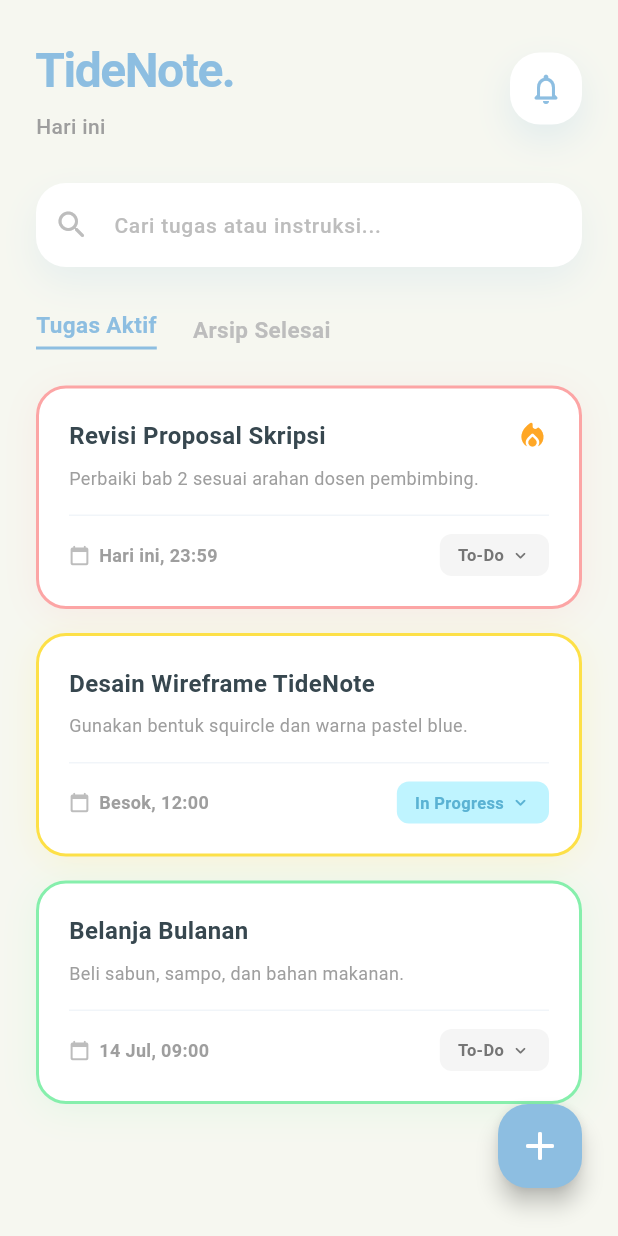
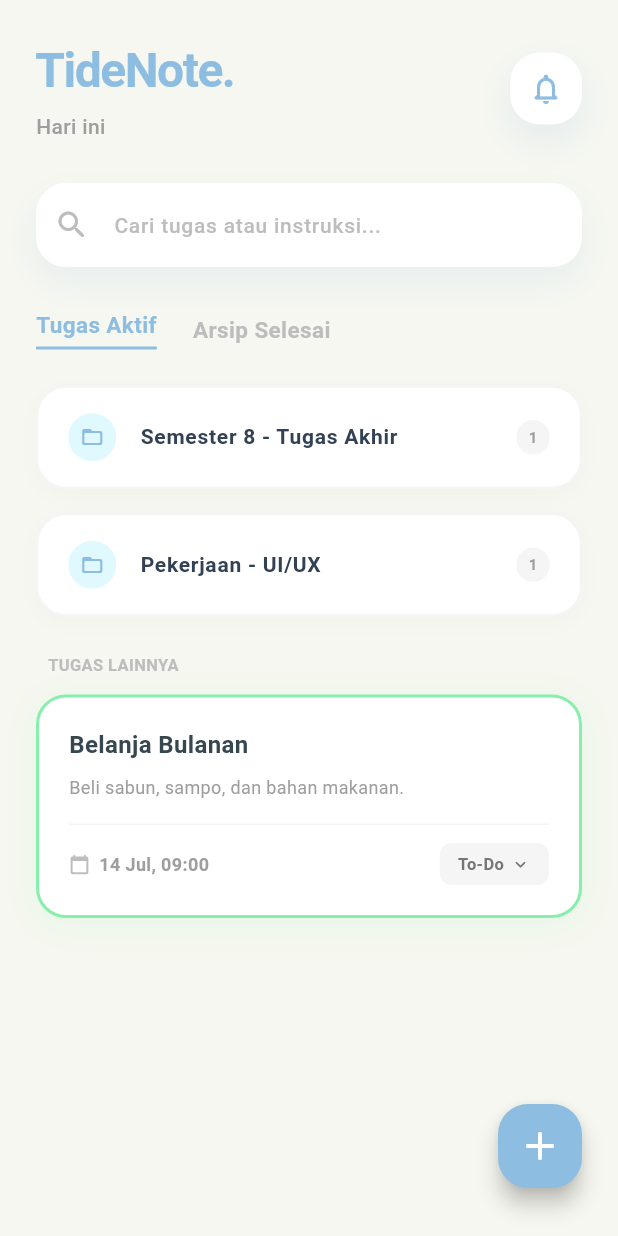
Before and after one commit to Dean897/TideNote, a Flutter app: the screen it shows after launch, on a phone screen of 412 x 824 dp. Run offline on Flutter 3.47's test engine with Material 3 defaults, Android fonts, the phone set to English and light mode, and no system bars.

Commit message:
"feat(folder): implementasi desain accordion untuk hierarki tugas"

```diff
--- a/lib/main.dart
+++ b/lib/main.dart
@@ -53,6 +53,7 @@ class _HomeScreenState extends State<HomeScreen> {
               child: Column(
                 crossAxisAlignment: CrossAxisAlignment.start,
                 children: [
+                  // --- HEADER ---
                   Row(
                     mainAxisAlignment: MainAxisAlignment.spaceBetween,
                     children: [
@@ -104,6 +105,8 @@ class _HomeScreenState extends State<HomeScreen> {
                     ],
                   ),
                   const SizedBox(height: 28),
+
+                  // --- SEARCH BAR ---
                   Container(
                     decoration: BoxDecoration(
                       color: Colors.white,
@@ -137,6 +140,8 @@ class _HomeScreenState extends State<HomeScreen> {
                     ),
                   ),
                   const SizedBox(height: 28),
+
+                  // --- MENU TABS ---
                   Row(
                     children: [
                       Container(
@@ -170,10 +175,17 @@ class _HomeScreenState extends State<HomeScreen> {
                     ],
                   ),
                   const SizedBox(height: 24),
+
+                  // --- DAFTAR FOLDER & TUGAS ---
                   Expanded(
                     child: ListView(
                       physics: const BouncingScrollPhysics(),
-                      children: const [
+                      children: [
+                        // Folder 1
+                        const FolderAccordion(
+                          folderName: 'Semester 8 - Tugas Akhir',
+                          taskCount: 1,
+                          tasks: [
                             TaskCard(
                               title: 'Revisi Proposal Skripsi',
                               instruction:
@@ -183,6 +195,14 @@ class _HomeScreenState extends State<HomeScreen> {
                               isUrgent: true,
                               deadlineColor: Color(0xFFFCA5A5),
                             ),
+                          ],
+                        ),
+
+                        // Folder 2
+                        const FolderAccordion(
+                          folderName: 'Pekerjaan - UI/UX',
+                          taskCount: 1,
+                          tasks: [
                             TaskCard(
                               title: 'Desain Wireframe TideNote',
                               instruction:
@@ -192,7 +212,26 @@ class _HomeScreenState extends State<HomeScreen> {
                               isUrgent: false,
                               deadlineColor: Color(0xFFFDE047),
                             ),
-                        TaskCard(
+                          ],
+                        ),
+
+                        // Kategori Tugas Tanpa Folder
+                        Padding(
+                          padding: const EdgeInsets.only(
+                            left: 8,
+                            bottom: 12,
+                            top: 8,
+                          ),
+                          child: Text(
+                            'TUGAS LAINNYA',
+                            style: TextStyle(
+                              fontSize: 11,
+                              fontWeight: FontWeight.bold,
+                              color: Colors.grey.shade400,
+                            ),
+                          ),
+                        ),
+                        const TaskCard(
                           title: 'Belanja Bulanan',
                           instruction: 'Beli sabun, sampo, dan bahan makanan.',
                           deadlineText: '14 Jul, 09:00',
@@ -209,7 +248,7 @@ class _HomeScreenState extends State<HomeScreen> {
           ),
 
           // ==========================================
-          // LAPISAN 2: BACKDROP BLUR KACA TRANSPARAN
+          // LAPISAN 2: BACKDROP BLUR
           // ==========================================
           if (_isFabOpen)
             GestureDetector(
@@ -227,7 +266,7 @@ class _HomeScreenState extends State<HomeScreen> {
             bottom: 32,
             right: 24,
             child: Column(
-              mainAxisSize: MainAxisSize.min, // <-- INI ADALAH KODE SOLUSINYA
+              mainAxisSize: MainAxisSize.min,
               crossAxisAlignment: CrossAxisAlignment.end,
               children: [
                 if (_isFabOpen)
@@ -328,6 +367,89 @@ class _HomeScreenState extends State<HomeScreen> {
             ),
           ),
         ],
+      ),
+    );
+  }
+}
+
+// ==========================================
+// KOMPONEN: FOLDER ACCORDION
+// ==========================================
+class FolderAccordion extends StatelessWidget {
+  final String folderName;
+  final int taskCount;
+  final List<Widget> tasks;
+
+  const FolderAccordion({
+    super.key,
+    required this.folderName,
+    required this.taskCount,
+    required this.tasks,
+  });
+
+  @override
+  Widget build(BuildContext context) {
+    return Container(
+      margin: const EdgeInsets.only(bottom: 16),
+      decoration: BoxDecoration(
+        color: Colors.white,
+        borderRadius: BorderRadius.circular(20),
+        border: Border.all(color: Colors.grey.shade100, width: 1.5),
+        boxShadow: [
+          BoxShadow(
+            color: Colors.black.withOpacity(0.02),
+            blurRadius: 10,
+            offset: const Offset(0, 4),
+          ),
+        ],
+      ),
+      child: Theme(
+        // Trik untuk menghilangkan garis pembatas (divider) bawaan Flutter
+        data: Theme.of(context).copyWith(dividerColor: Colors.transparent),
+        child: ExpansionTile(
+          tilePadding: const EdgeInsets.symmetric(horizontal: 20, vertical: 4),
+          leading: Container(
+            padding: const EdgeInsets.all(8),
+            decoration: BoxDecoration(
+              color: const Color(0xFFBFF4FF).withOpacity(0.5),
+              shape: BoxShape.circle,
+            ),
+            child: const Icon(
+              Icons.folder_open_rounded,
+              color: Color(0xFF8DBEE1),
+              size: 16,
+            ),
+          ),
+          title: Text(
+            folderName,
+            style: const TextStyle(
+              fontWeight: FontWeight.bold,
+              fontSize: 14,
+              color: Color(0xFF334155),
+            ),
+          ),
+          trailing: Container(
+            padding: const EdgeInsets.symmetric(horizontal: 8, vertical: 4),
+            decoration: BoxDecoration(
+              color: Colors.grey.shade100,
+              borderRadius: BorderRadius.circular(12),
+            ),
+            child: Text(
+              '$taskCount',
+              style: const TextStyle(
+                fontSize: 10,
+                fontWeight: FontWeight.bold,
+                color: Colors.grey,
+              ),
+            ),
+          ),
+          childrenPadding: const EdgeInsets.only(
+            left: 16,
+            right: 16,
+            bottom: 8,
+          ),
+          children: tasks,
+        ),
       ),
     );
   }
```
Lines whose indentation alone changed are shown as unchanged.
